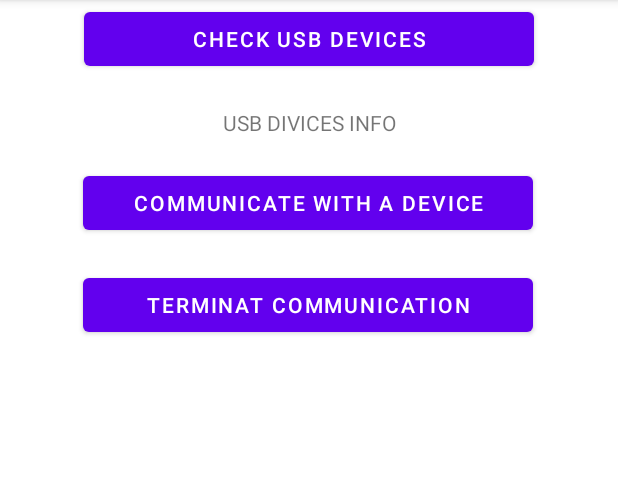
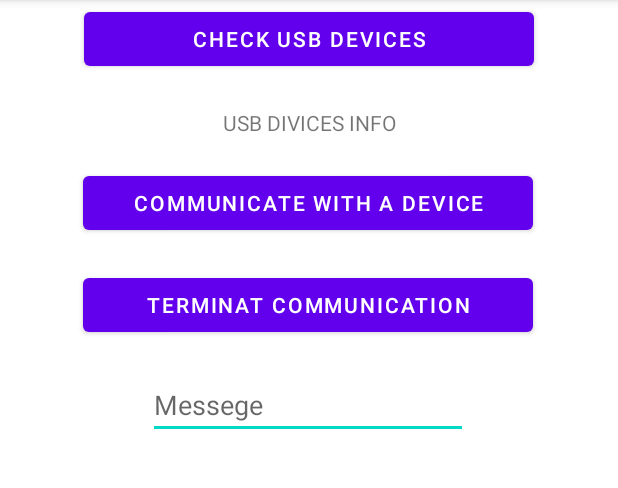
Before and after one commit to YuriyVS/UsbHost, an Android app: the screen it shows after launch (MainActivity), on a phone screen of 412 x 824 dp, the part 84-572 px from its top. Run offline under Robolectric (Android 15) with nearby library versions, the phone set to English and light mode, and no system bars; our stand-ins replace data binding.

Commit message:
ver. 2.1 Connect and io correct. Added editText for messege

```diff
--- a/app/src/main/res/layout/activity_main.xml
+++ b/app/src/main/res/layout/activity_main.xml
@@ -65,5 +65,20 @@
             app:layout_constraintTop_toBottomOf="@+id/buttonCommunicate"
             app:layout_constraintVertical_bias="0.0" />
 
+        <EditText
+            android:id="@+id/editTextMessege"
+            android:layout_width="wrap_content"
+            android:layout_height="wrap_content"
+            android:layout_marginTop="20dp"
+            android:ems="10"
+            android:hint="Messege"
+            android:inputType="text"
+            app:layout_constraintBottom_toBottomOf="parent"
+            app:layout_constraintEnd_toEndOf="parent"
+            app:layout_constraintHorizontal_bias="0.497"
+            app:layout_constraintStart_toStartOf="parent"
+            app:layout_constraintTop_toBottomOf="@+id/buttonTerminat"
+            app:layout_constraintVertical_bias="0.0" />
+
     </androidx.constraintlayout.widget.ConstraintLayout>
 </layout>
```
Also changed, not shown: app/src/main/java/ua/zp/uvs/usbhost/MainActivity.kt (+11 -9 lines).
